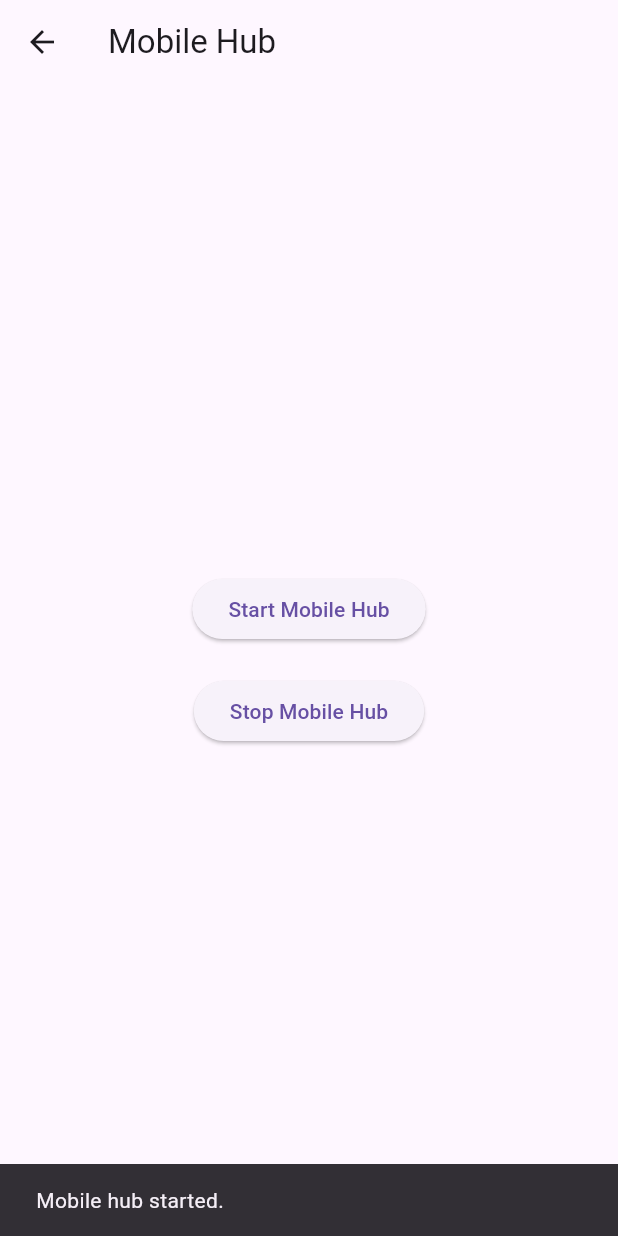
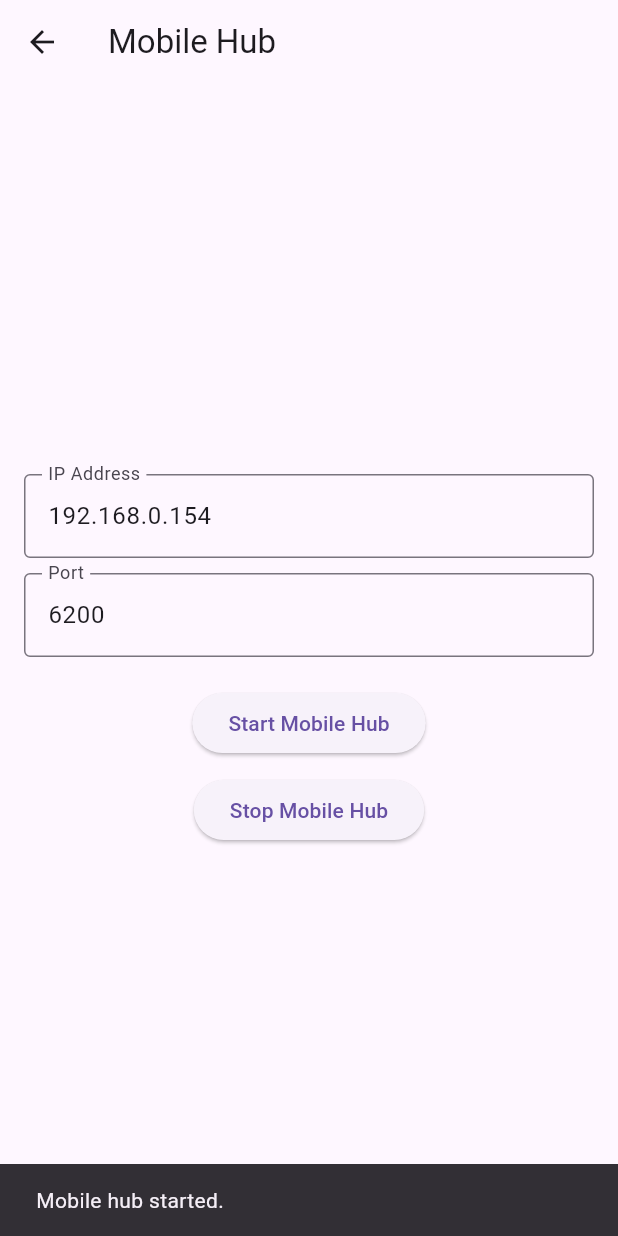
Before and after one commit to AirQyMo/MHub-package, a Flutter app: the MobileHubScreen screen opened directly, after a tap on "Start Mobile Hub", on a phone screen of 412 x 824 dp. Run offline on Flutter 3.47's test engine with Material 3 defaults, Android fonts, the phone set to English and light mode, and no system bars; our stand-ins replace plugin_platform_interface.

Commit message:
created apk and changed example UI

```diff
--- a/example/lib/main.dart
+++ b/example/lib/main.dart
@@ -30,10 +30,27 @@ class MobileHubScreen extends StatefulWidget {
 
 class _MobileHubScreenState extends State<MobileHubScreen> {
   final _plugin = Plugin();
+  final _ipAddressController = TextEditingController(text: '192.168.0.154');
+  final _portController = TextEditingController(text: '6200');
+
+  @override
+  void dispose() {
+    _ipAddressController.dispose();
+    _portController.dispose();
+    super.dispose();
+  }
 
   Future<void> _startMobileHub() async {
     try {
-      await _plugin.startMobileHub();
+      final ipAddress = _ipAddressController.text;
+      final port = int.tryParse(_portController.text);
+
+      if (port == null) {
+        _showSnackBar('Invalid port number.');
+        return;
+      }
+
+      await _plugin.startMobileHub(ipAddress: ipAddress, port: port);
       _showSnackBar('Mobile hub started.');
     } catch (e) {
       _showSnackBar('Failed to start mobile hub: $e');
@@ -62,19 +79,39 @@ class _MobileHubScreenState extends State<MobileHubScreen> {
     return Scaffold(
       appBar: AppBar(title: const Text('Mobile Hub')),
       body: Center(
+        child: Padding(
+          padding: const EdgeInsets.all(16.0),
           child: Column(
             mainAxisAlignment: MainAxisAlignment.center,
             children: <Widget>[
+              TextField(
+                controller: _ipAddressController,
+                decoration: const InputDecoration(
+                  border: OutlineInputBorder(),
+                  labelText: 'IP Address',
+                ),
+              ),
+              const SizedBox(height: 10),
+              TextField(
+                controller: _portController,
+                decoration: const InputDecoration(
+                  border: OutlineInputBorder(),
+                  labelText: 'Port',
+                ),
+                keyboardType: TextInputType.number,
+              ),
+              const SizedBox(height: 20),
               ElevatedButton(
                 onPressed: _startMobileHub,
                 child: const Text('Start Mobile Hub'),
               ),
-            const SizedBox(height: 20),
+              const SizedBox(height: 10),
               ElevatedButton(
                 onPressed: _stopMobileHub,
                 child: const Text('Stop Mobile Hub'),
               ),
             ],
+          ),
         ),
       ),
     );
```
Also changed, not shown: 3 other files. Lines whose indentation alone changed are shown as unchanged.
